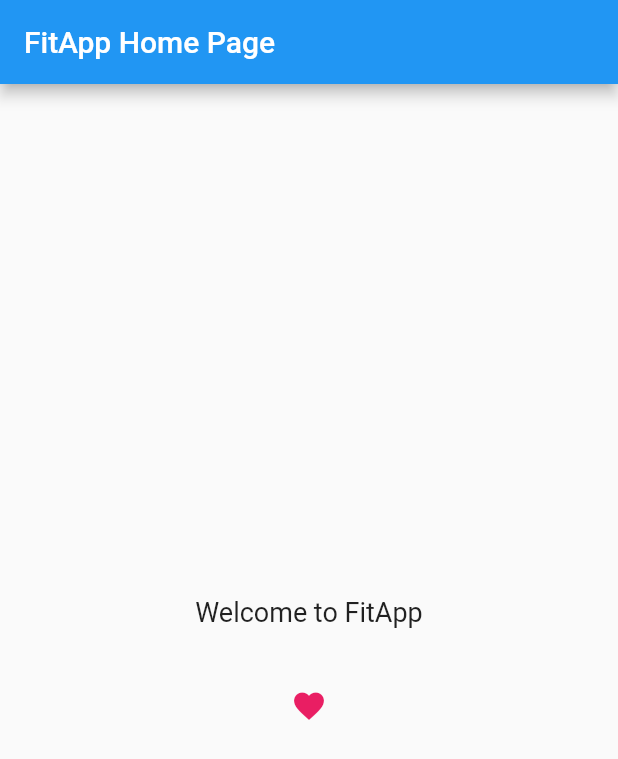
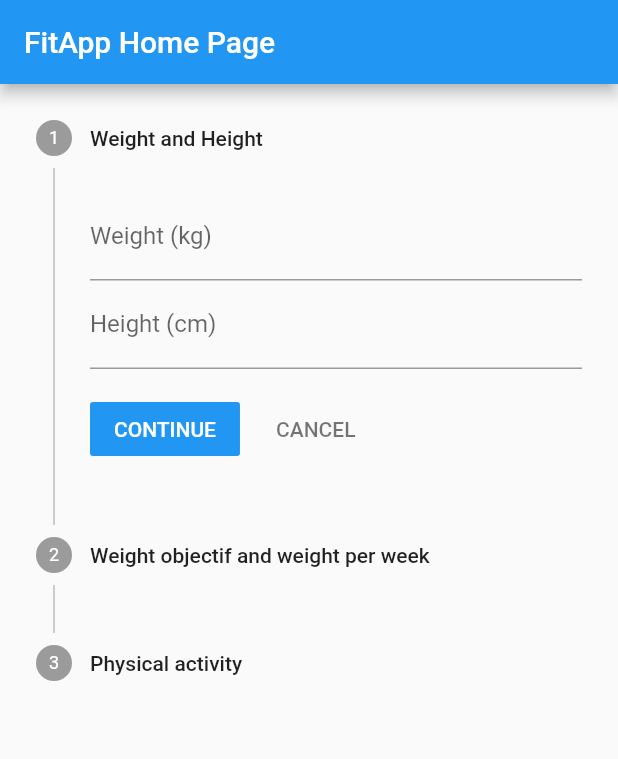
Before and after one commit to omarzairi/FitApp-UI, a Flutter app: the screen it shows after launch, on a phone screen of 412 x 824 dp. Shown: the top 759 px of the screen. Run offline on Flutter 3.47's test engine with Material 2 defaults, Android fonts, the phone set to English and light mode, and no system bars; Roboto replaces fonts that are missing (Montserrat).

Commit message:
step almost complete

```diff
--- a/lib/Pages/signUpSteps.dart
+++ b/lib/Pages/signUpSteps.dart
@@ -0,0 +1,135 @@
+import 'dart:collection';
+
+import 'package:flutter/material.dart';
+
+class UserStepperForm extends StatefulWidget {
+  const UserStepperForm({super.key});
+
+  @override
+  State<UserStepperForm> createState() => _StepsState();
+}
+
+class _StepsState extends State<UserStepperForm> {
+  int index = 0;
+  String _selectedItem = '1/2';
+  String _selectItem1 = 'Sedentary';
+  final HashMap<String, String> _map = HashMap<String, String>();
+
+  @override
+  Widget build(BuildContext context) {
+    return Stepper(
+      currentStep: index,
+      onStepCancel: () {
+        if (index > 0) {
+          setState(() {
+            index--;
+          });
+        }
+      },
+      onStepContinue: () {
+        setState(() {
+          index++;
+        });
+      },
+      onStepTapped: (int indexStep) {
+        setState(() {
+          index = indexStep;
+        });
+      },
+      steps: <Step>[
+        Step(
+          title: const Text("Weight and Height"),
+          content: Column(
+            children: [
+              TextFormField(
+                decoration: const InputDecoration(labelText: 'Weight (kg)'),
+                validator: (value) {
+                  if (value == null || value.isEmpty) {
+                    return 'Please enter your weight';
+                  }
+                  return null;
+                },
+                onChanged: (value) {
+                  _map["poids"] = value;
+                },
+              ),
+              TextFormField(
+                decoration: const InputDecoration(labelText: 'Height (cm)'),
+                validator: (value) {
+                  if (value == null || value.isEmpty) {
+                    return 'Please enter your height';
+                  }
+                  return null;
+                },
+                onChanged: (value) {
+                  _map["taille"] = value;
+                },
+              )
+            ],
+          ),
+          isActive: index > 0,
+        ),
+        Step(
+          title: const Text("Weight objectif and weight per week"),
+          isActive: index > 1,
+          content: Column(children: [
+            TextFormField(
+              decoration: const InputDecoration(labelText: 'Ojectif (kg)'),
+              validator: (value) {
+                if (value == null || value.isEmpty) {
+                  return 'Please enter your objectif';
+                }
+                return null;
+              },
+              onChanged: (value) {
+                _map["poidsObj"] = value;
+              },
+            ),
+            const SizedBox(height: 16),
+            SizedBox(
+              width: double.maxFinite,
+              child: DropdownMenu(
+                initialSelection: _selectedItem,
+                width: 300,
+                onSelected: (String? value) {
+                  setState(() {
+                    _selectedItem = value!;
+                    _map["poidsSemaine"] = value;
+                  });
+                },
+                dropdownMenuEntries: const [
+                  DropdownMenuEntry(value: '0', label: '0 Kg'),
+                  DropdownMenuEntry(value: '1/8', label: '1/8 Kg'),
+                  DropdownMenuEntry(value: '1/4', label: '1/4 Kg'),
+                  DropdownMenuEntry(value: '1/2', label: '1/2 Kg'),
+                  DropdownMenuEntry(value: '1', label: '1 Kg'),
+                ],
+              ),
+            ),
+          ]),
+        ),
+        Step(
+          title: const Text("Physical activity"),
+          isActive: index > 2,
+          content: DropdownMenu(
+            initialSelection: _selectItem1,
+            width: 300,
+            onSelected: (String? value) {
+              setState(() {
+                _selectItem1 = value!;
+                _map["actPhysique"] = value;
+              });
+            },
+            dropdownMenuEntries: const [
+              DropdownMenuEntry(value: 'Sedentary', label: 'Sedentary'),
+              DropdownMenuEntry(
+                  value: 'Moderately active', label: 'Moderately active'),
+              DropdownMenuEntry(value: 'Active', label: 'Active'),
+              DropdownMenuEntry(value: 'Very active', label: 'Very active'),
+            ],
+          ),
+        ),
+      ],
+    );
+  }
+}
--- a/lib/main.dart
+++ b/lib/main.dart
@@ -1,4 +1,5 @@
 import 'package:flutter/material.dart';
+import 'package:fitapp/Pages/signUpSteps.dart';
 
 void main() {
   runApp(MyApp());
@@ -29,20 +30,7 @@ class MyHomePage extends StatelessWidget {
       appBar: AppBar(
         title: Text('FitApp Home Page'),
       ),
-      body: Center(
-        child: Column(
-          mainAxisAlignment: MainAxisAlignment.center,
-          children: <Widget>[
-            Text(
-              'Welcome to FitApp',
-              style: Theme.of(context).textTheme.bodyText2,
-            ),
-            SizedBox(height: 20),
-            SizedBox(height: 20),
-            Icon(Icons.favorite, color: Colors.pink),
-          ],
-        ),
-      ),
+      body: UserStepperForm(),
     );
   }
 }
```
